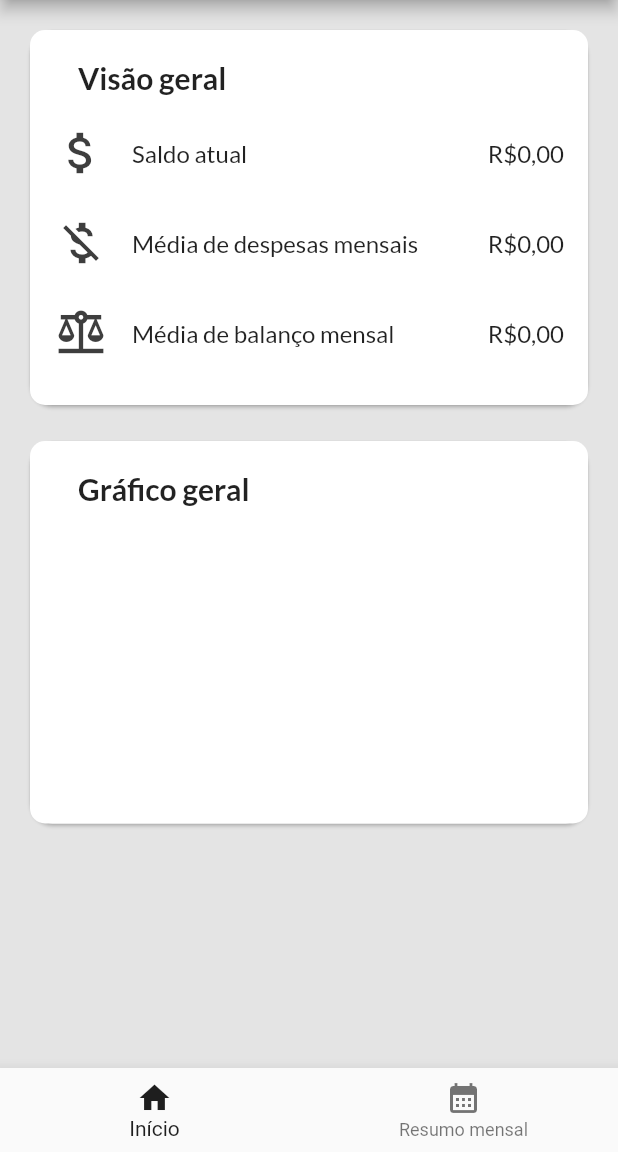
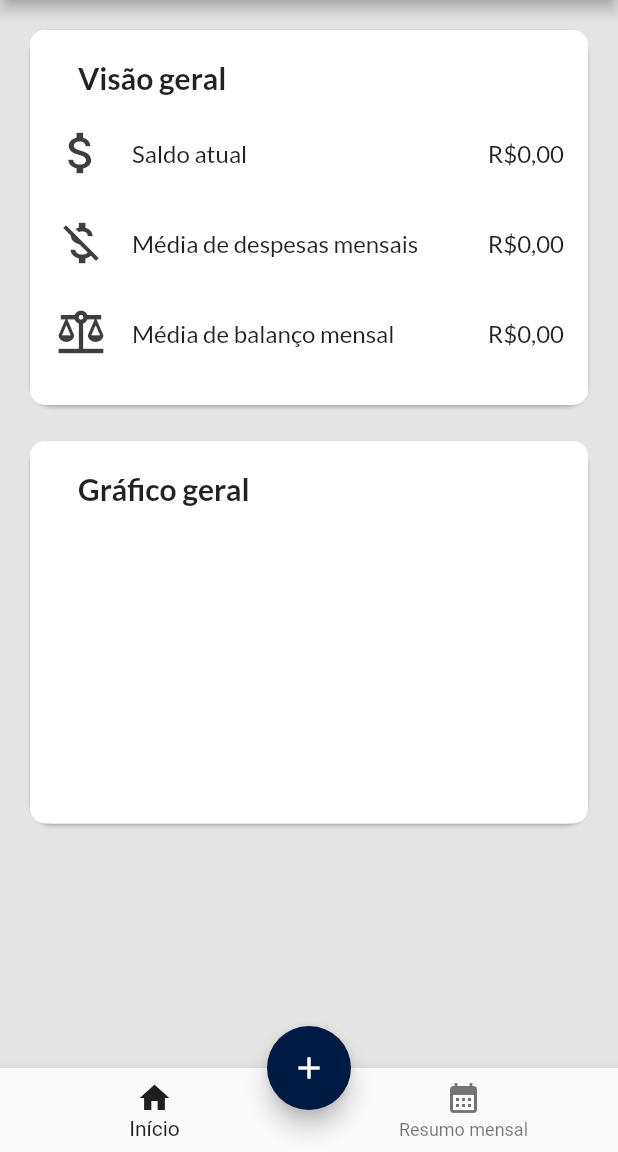
Before and after one commit to RodrigoVieira06/projeto-controle-financeiro, a Flutter app: the screen it shows once a user with an empty profile is signed in, on a phone screen of 412 x 824 dp, the part 84-1236 px from its top. Run offline on Flutter 3.47's test engine with Material 2 defaults, Android fonts, the phone set to English and light mode, and no system bars; our stand-ins replace firebase_auth, firebase_core, flutter_modular; accounts and stored records are empty.

Commit message:
038 - Adicionado o botão de adicionar despesas ou faturamentos na tela inicial

```diff
--- /dev/null
+++ b/lib/components/components.dart
@@ -0,0 +1,2 @@
+export 'package:projeto_controle_financeiro/components/drawer_widget.dart';
+export 'package:projeto_controle_financeiro/components/loading_widget.dart';
--- a/lib/screens/home/pages/home_page.dart
+++ b/lib/screens/home/pages/home_page.dart
@@ -44,14 +44,22 @@ class _HomePageState extends State<HomePage> {
         ),
       ),
       body: _widgetOptions.elementAt(_selectedIndex),
+      floatingActionButton: FloatingActionButton(
+        backgroundColor: const Color.fromARGB(255, 0, 27, 67),
+        child: const Icon(Icons.add),
+        onPressed: () => {},
+      ),
+      floatingActionButtonLocation: FloatingActionButtonLocation.centerDocked,
       bottomNavigationBar: BottomNavigationBar(
         items: const <BottomNavigationBarItem>[
           BottomNavigationBarItem(
             icon: Icon(Icons.home),
+            backgroundColor: Color.fromARGB(255, 0, 27, 67),
             label: 'Início',
           ),
           BottomNavigationBarItem(
             icon: Icon(Icons.calendar_month),
+            backgroundColor: Color.fromARGB(255, 0, 27, 67),
             label: 'Resumo mensal',
           ),
         ],
--- a/lib/utils/theme.dart
+++ b/lib/utils/theme.dart
@@ -8,6 +8,6 @@ final projectTheme = ThemeData(
     size: 36,
   ),
   buttonTheme: const ButtonThemeData(
-    buttonColor: Color.fromARGB(255, 30, 30, 30),
+    buttonColor: Color.fromARGB(255, 21, 18, 154),
   ),
 );
--- /dev/null
+++ b/lib/utils/utils.dart
@@ -0,0 +1 @@
+export 'package:projeto_controle_financeiro/utils/theme.dart';
```
Also changed, not shown: lib/screens/home/components/body/inicio_widget.dart (+4 -6 lines), lib/screens/home/components/navbar/nav_bar_widget.dart (deleted, +0 -42 lines).
